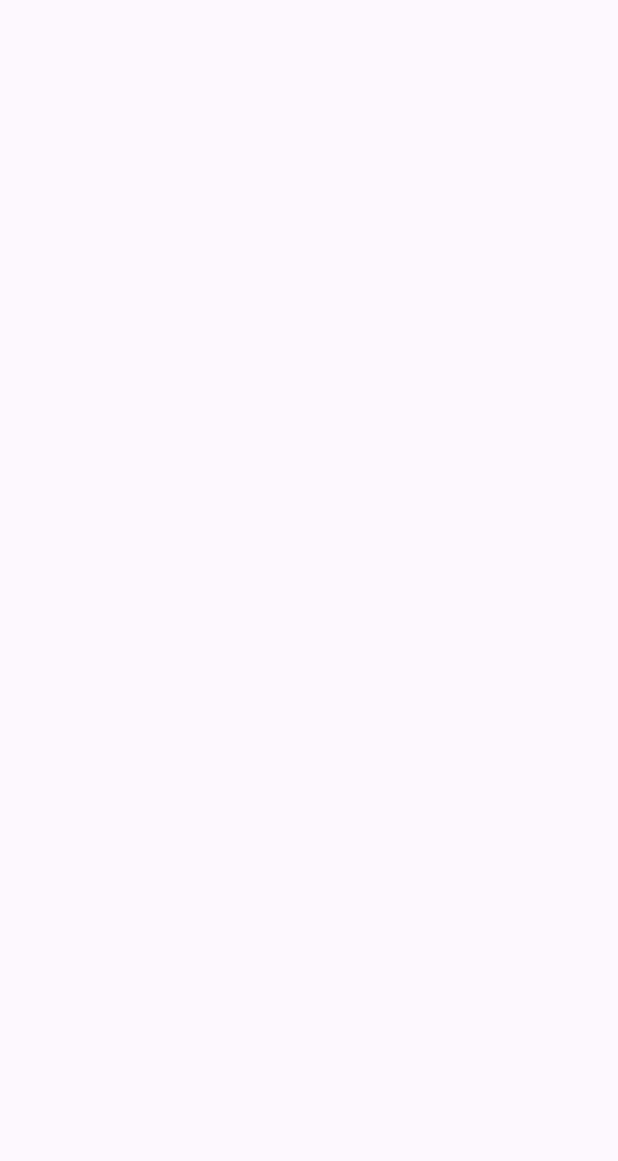
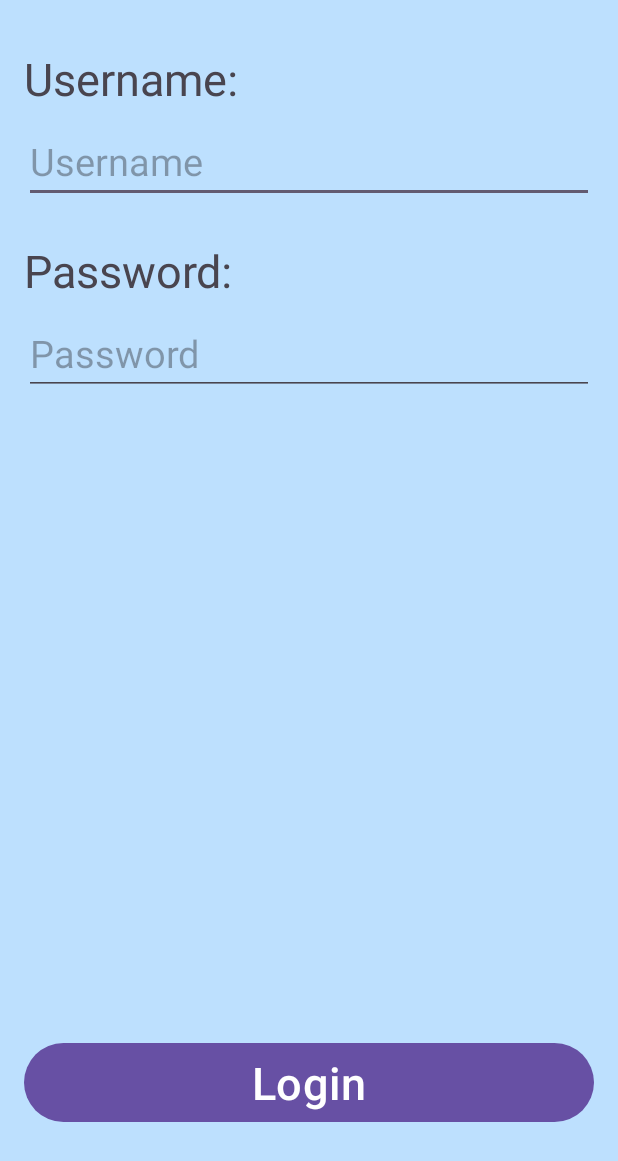
Before and after one commit to EmmaLond/pet-app, an Android app: the login screen opened directly, with no data from a screen before it, on a phone screen of 412 x 824 dp. Before the commit the part shown is empty. Shown: the top 1161 px of the screen. Run offline under Robolectric (Android 15) with nearby library versions, the phone set to English and light mode, and no system bars.

Commit message:
Login Page

```diff
--- a/app/src/main/res/layout/activity_log_sign.xml
+++ b/app/src/main/res/layout/activity_log_sign.xml
@@ -18,7 +18,7 @@
         android:layout_marginStart="16dp"
         android:layout_marginTop="516dp"
         android:layout_marginEnd="16dp"
-        android:background="@color/blue"
+        android:background="@color/button_blue"
         android:gravity="center"
         android:orientation="vertical"
         android:text="@string/login"
@@ -35,7 +35,7 @@
         android:layout_marginStart="16dp"
         android:layout_marginTop="608dp"
         android:layout_marginEnd="16dp"
-        android:background="@color/blue"
+        android:background="@color/button_blue"
         android:gravity="center"
         android:orientation="vertical"
         android:text="@string/signup"
--- a/app/src/main/res/layout/activity_login.xml
+++ b/app/src/main/res/layout/activity_login.xml
@@ -5,6 +5,82 @@
     android:id="@+id/main"
     android:layout_width="match_parent"
     android:layout_height="match_parent"
+    android:background="@color/background_blue"
+    android:orientation="vertical"
+    android:paddingLeft="16dp"
+    android:paddingRight="16dp"
     tools:context=".login">
 
+    <TextView
+        android:id="@+id/view_username"
+        android:layout_width="0dp"
+        android:layout_height="wrap_content"
+        android:layout_marginStart="16dp"
+        android:layout_marginTop="32dp"
+        android:layout_marginEnd="16dp"
+        android:text="Username:"
+        android:textSize="30sp"
+        app:layout_constraintEnd_toEndOf="parent"
+        app:layout_constraintHorizontal_bias="0.0"
+        app:layout_constraintStart_toStartOf="parent"
+        app:layout_constraintTop_toTopOf="parent" />
+
+    <EditText
+        android:id="@+id/edit_username"
+        android:layout_width="0dp"
+        android:layout_height="wrap_content"
+        android:layout_marginStart="16dp"
+        android:layout_marginTop="80dp"
+        android:layout_marginEnd="16dp"
+        android:hint="Username"
+        android:inputType="text"
+        android:maxLength="@integer/material_motion_duration_short_2"
+        android:textSize="25sp"
+        app:layout_constraintEnd_toEndOf="parent"
+        app:layout_constraintHorizontal_bias="0.0"
+        app:layout_constraintStart_toStartOf="parent"
+        app:layout_constraintTop_toTopOf="parent" />
+
+    <TextView
+        android:id="@+id/view_password"
+        android:layout_width="0dp"
+        android:layout_height="wrap_content"
+        android:layout_marginStart="16dp"
+        android:layout_marginTop="160dp"
+        android:layout_marginEnd="16dp"
+        android:text="Password:"
+        android:textSize="30sp"
+        app:layout_constraintEnd_toEndOf="parent"
+        app:layout_constraintHorizontal_bias="0.0"
+        app:layout_constraintStart_toStartOf="parent"
+        app:layout_constraintTop_toTopOf="parent" />
+
+    <EditText
+        android:id="@+id/edit_password"
+        android:layout_width="0dp"
+        android:layout_height="wrap_content"
+        android:layout_marginStart="16dp"
+        android:layout_marginTop="208dp"
+        android:layout_marginEnd="16dp"
+        android:hint="Password"
+        android:inputType="textPassword"
+        android:textSize="25sp"
+        app:layout_constraintEnd_toEndOf="parent"
+        app:layout_constraintHorizontal_bias="0.0"
+        app:layout_constraintStart_toStartOf="parent"
+        app:layout_constraintTop_toTopOf="parent" />
+
+    <Button
+        android:id="@+id/button_login"
+        android:layout_width="0dp"
+        android:layout_height="wrap_content"
+        android:layout_marginStart="16dp"
+        android:layout_marginEnd="16dp"
+        android:layout_marginBottom="72dp"
+        android:text="@string/login"
+        android:textSize="30sp"
+        app:layout_constraintBottom_toBottomOf="parent"
+        app:layout_constraintEnd_toEndOf="parent"
+        app:layout_constraintStart_toStartOf="parent" />
+
 </androidx.constraintlayout.widget.ConstraintLayout>
--- a/app/src/main/res/values/colors.xml
+++ b/app/src/main/res/values/colors.xml
@@ -2,5 +2,6 @@
 <resources>
     <color name="black">#FF000000</color>
     <color name="white">#FFFFFFFF</color>
-    <color name="blue">#107AB0</color>
+    <color name="button_blue">#107AB0</color>
+    <color name="background_blue">#BDE0FE</color>
 </resources>
```
